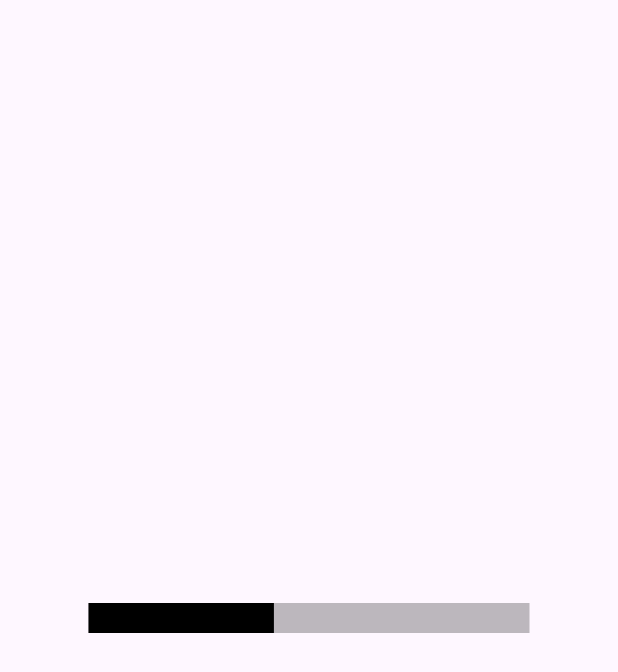
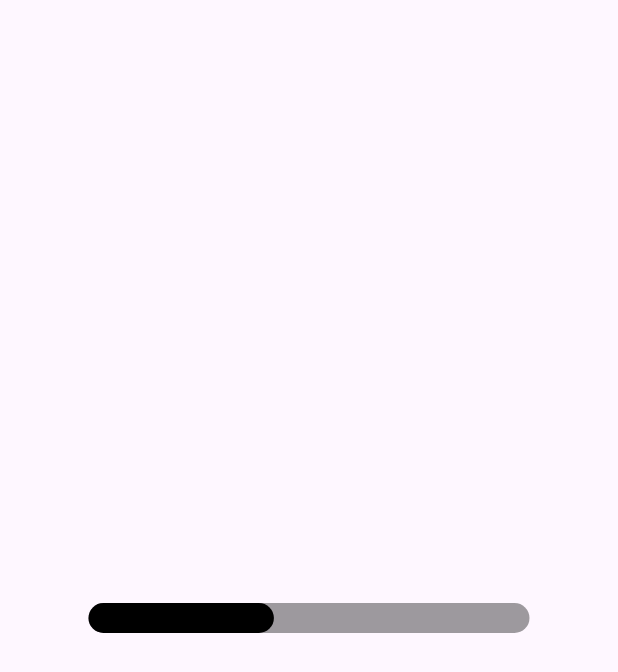
Before and after one commit to NicosNicolaou16/percentages_with_animation, a Flutter app: the screen it shows after launch, on a phone screen of 412 x 824 dp. Shown: the top 672 px of the screen. Run offline on Flutter 3.47's test engine with Material 3 defaults, Android fonts, the phone set to English and light mode, and no system bars.

```diff
--- a/example/lib/main.dart
+++ b/example/lib/main.dart
@@ -44,6 +44,14 @@ class _MyHomePageState extends State<MyHomePage> {
               maxPercentage: 100,
               height: 20,
               heightPercentage: 20,
+              backgroundDecoration: BoxDecoration(
+                borderRadius: BorderRadius.circular(10),
+                color: Colors.black38,
+              ),
+              percentageDecoration: BoxDecoration(
+                borderRadius: BorderRadius.circular(10),
+                color: Colors.black,
+              ),
             ),
           ),
         ],
--- a/lib/src/linear_percentage.dart
+++ b/lib/src/linear_percentage.dart
@@ -6,24 +6,25 @@ class LinearPercentage extends StatefulWidget {
   final double height;
   final double heightPercentage;
   final int? duration;
-  final Decoration? decoration;
+  final Decoration? backgroundDecoration;
   final Decoration? percentageDecoration;
-  final Color backgroundPercentage;
-  final Color percentage;
+  final Color backgroundPercentageColor;
+  final Color percentageColor;
 
-  LinearPercentage({
+  const LinearPercentage({
     super.key,
     required this.currentPercentage,
     required this.maxPercentage,
     required this.height,
     required this.heightPercentage,
     this.duration,
-    this.decoration,
+    this.backgroundDecoration,
     this.percentageDecoration,
-    this.backgroundPercentage = Colors.black26,
-    this.percentage = Colors.black,
+    this.backgroundPercentageColor = Colors.black26,
+    this.percentageColor = Colors.black,
   })  : assert(currentPercentage <= maxPercentage),
-        assert(currentPercentage >= 0);
+        assert(currentPercentage >= 0),
+        assert(duration == null || duration >= 0);
 
   @override
   State<LinearPercentage> createState() => _LinearPercentageState();
@@ -44,8 +45,10 @@ class _LinearPercentageState extends State<LinearPercentage> {
         Container(
           width: _maxWidget,
           height: widget.height,
-          color: widget.backgroundPercentage,
-          decoration: widget.decoration,
+          color: widget.backgroundDecoration == null
+              ? widget.backgroundPercentageColor
+              : null,
+          decoration: widget.backgroundDecoration,
         ),
         TweenAnimationBuilder(
           duration: Duration(milliseconds: widget.duration ?? _delay),
@@ -57,7 +60,9 @@ class _LinearPercentageState extends State<LinearPercentage> {
           builder: (context, value, _) => Container(
             width: value,
             height: widget.heightPercentage,
-            color: widget.percentage,
+            color: widget.percentageDecoration == null
+                ? widget.percentageColor
+                : null,
             decoration: widget.percentageDecoration,
           ),
         ),
```
